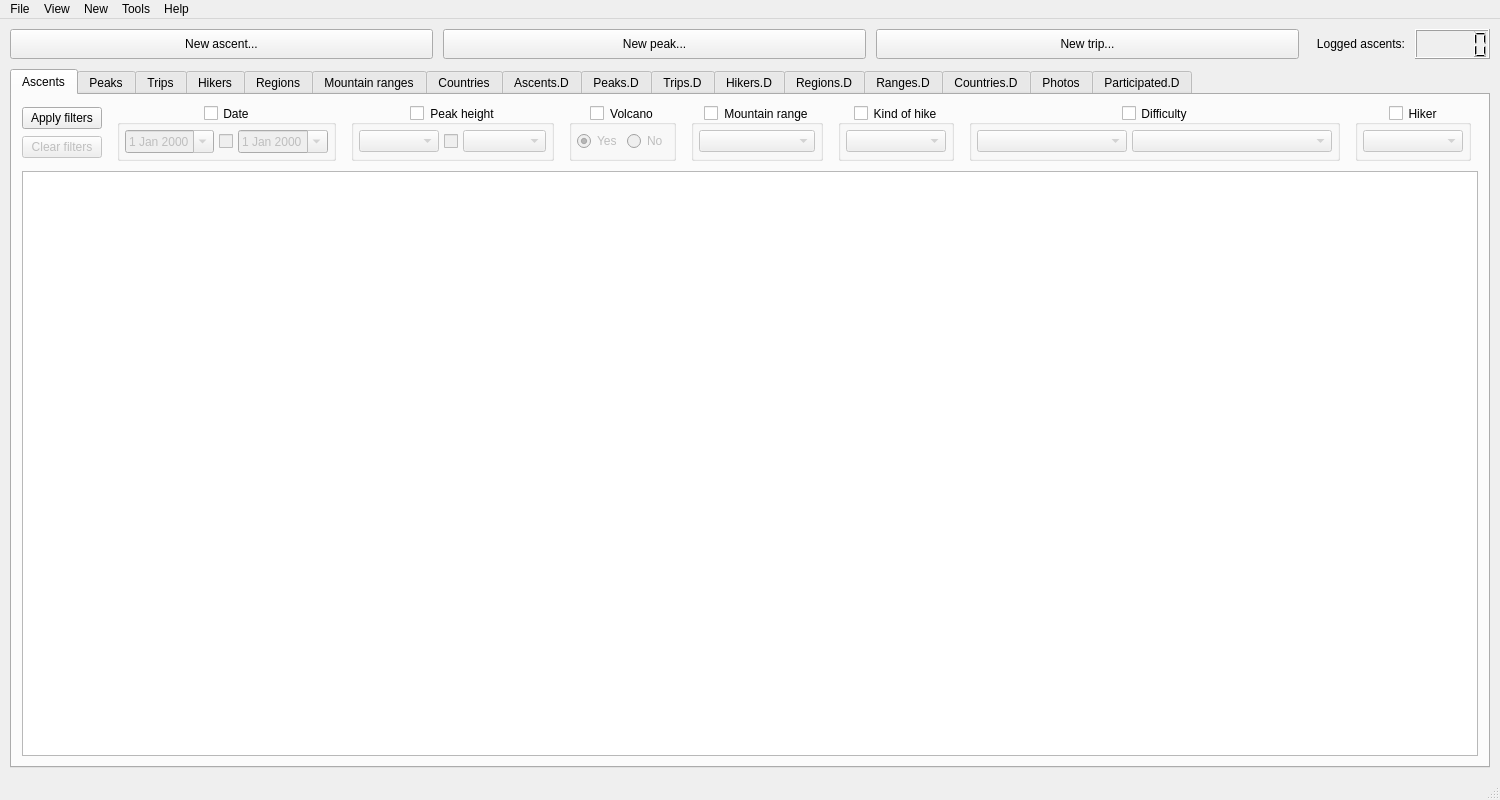
The window that src/ui/main_window.ui (svetter/pal) describes before a commit, drawn with Qt 5.
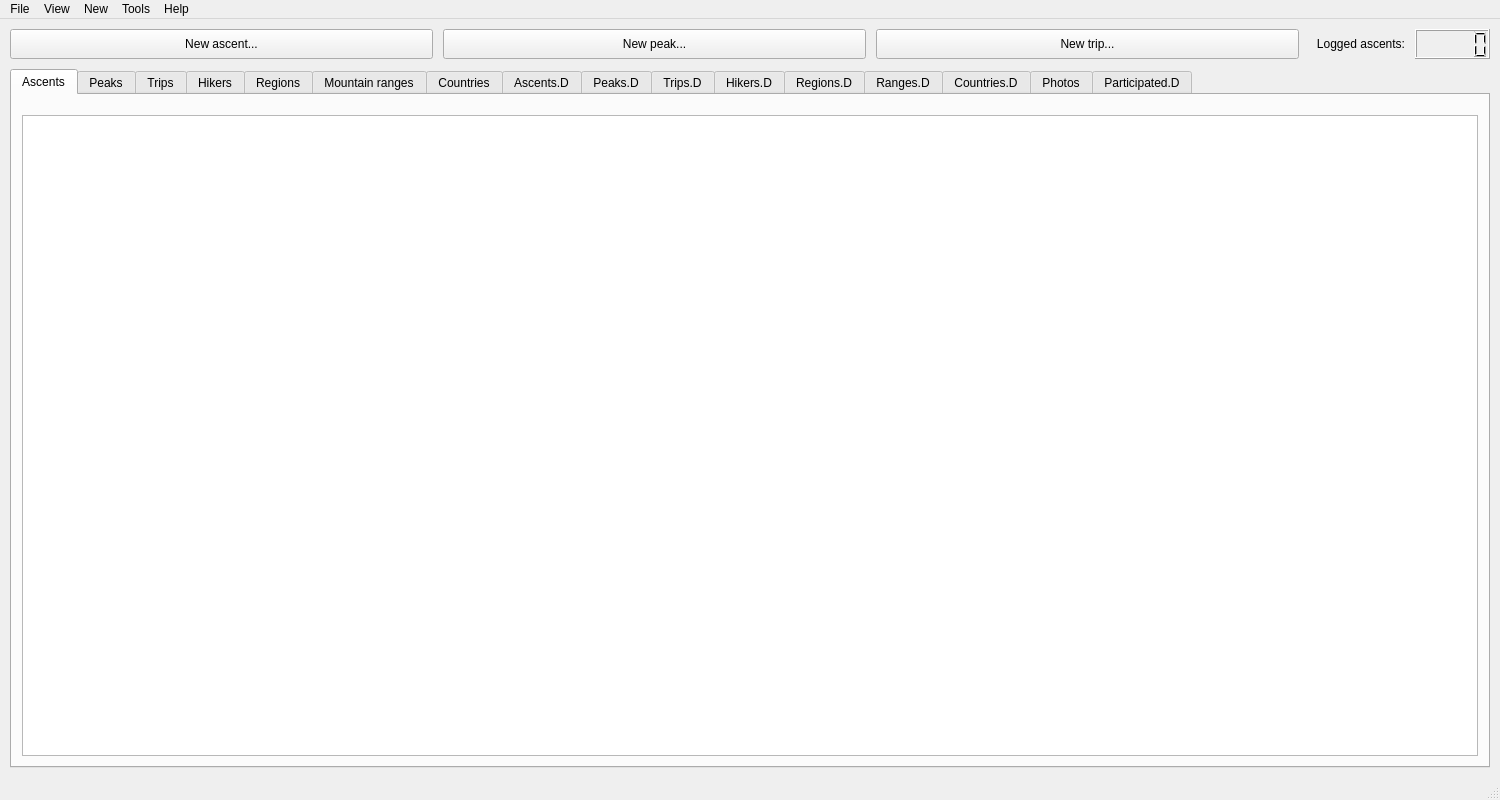
The same window after the commit. Icons and pictures are not drawn. Custom widgets are drawn as their Qt base class.

Commit message:
WIP: Separating filter bar into separate widget with own UI, header and code files
Current status: Builds but doesn't run (crashes before main window launches)

Patch:
```diff
--- a/src/ui/main_window.ui
+++ b/src/ui/main_window.ui
@@ -206,489 +206,7 @@
            <number>10</number>
           </property>
           <item>
-           <widget class="QWidget" name="filtersLayoutWidget" native="true">
-            <layout class="QHBoxLayout" name="ascentsFilterLayout">
-             <property name="spacing">
-              <number>15</number>
-             </property>
-             <property name="leftMargin">
-              <number>0</number>
-             </property>
-             <property name="topMargin">
-              <number>0</number>
-             </property>
-             <property name="rightMargin">
-              <number>0</number>
-             </property>
-             <property name="bottomMargin">
-              <number>0</number>
-             </property>
-             <item>
-              <layout class="QVBoxLayout" name="filterControlButtonsLayout">
-               <property name="spacing">
-                <number>5</number>
-               </property>
-               <item>
-                <widget class="QPushButton" name="applyFiltersButton">
-                 <property name="text">
-                  <string>Apply filters</string>
-                 </property>
-                </widget>
-               </item>
-               <item>
-                <widget class="QPushButton" name="clearFiltersButton">
-                 <property name="enabled">
-                  <bool>false</bool>
-                 </property>
-                 <property name="text">
-                  <string>Clear filters</string>
-                 </property>
-                </widget>
-               </item>
-              </layout>
-             </item>
-             <item>
-              <widget class="QGroupBox" name="dateFilterBox">
-               <property name="title">
-                <string>Date</string>
-               </property>
-               <property name="alignment">
-                <set>Qt::AlignCenter</set>
-               </property>
-               <property name="checkable">
-                <bool>true</bool>
-               </property>
-               <property name="checked">
-                <bool>false</bool>
-               </property>
-               <layout class="QHBoxLayout" name="dateFilterBoxLayout">
-                <property name="spacing">
-                 <number>5</number>
-                </property>
-                <property name="leftMargin">
-                 <number>5</number>
-                </property>
-                <property name="topMargin">
-                 <number>5</number>
-                </property>
-                <property name="rightMargin">
-                 <number>5</number>
-                </property>
-                <property name="bottomMargin">
-                 <number>5</number>
-                </property>
-                <item>
-                 <widget class="QDateEdit" name="dateFilterMinWidget">
-                  <property name="minimumSize">
-                   <size>
-                    <width>80</width>
-                    <height>0</height>
-                   </size>
-                  </property>
-                  <property name="calendarPopup">
-                   <bool>true</bool>
-                  </property>
-                 </widget>
-                </item>
-                <item>
-                 <widget class="QCheckBox" name="dateFilterMaxCheckbox"/>
-                </item>
-                <item>
-                 <widget class="QDateEdit" name="dateFilterMaxWidget">
-                  <property name="minimumSize">
-                   <size>
-                    <width>80</width>
-                    <height>0</height>
-                   </size>
-                  </property>
-                  <property name="calendarPopup">
-                   <bool>true</bool>
-                  </property>
-                 </widget>
-                </item>
-               </layout>
-              </widget>
-             </item>
-             <item>
-              <widget class="QGroupBox" name="peakHeightFilterBox">
-               <property name="title">
-                <string>Peak height</string>
-               </property>
-               <property name="alignment">
-                <set>Qt::AlignCenter</set>
-               </property>
-               <property name="checkable">
-                <bool>true</bool>
-               </property>
-               <property name="checked">
-                <bool>false</bool>
-               </property>
-               <layout class="QHBoxLayout" name="peakHeightFilterBoxLayout">
-                <property name="spacing">
-                 <number>5</number>
-                </property>
-                <property name="leftMargin">
-                 <number>5</number>
-                </property>
-                <property name="topMargin">
-                 <number>5</number>
-                </property>
-                <property name="rightMargin">
-                 <number>5</number>
-                </property>
-                <property name="bottomMargin">
-                 <number>5</number>
-                </property>
-                <item>
-                 <widget class="QComboBox" name="peakHeightFilterMinCombo">
-                  <property name="placeholderText">
-                   <string>Minimum</string>
-                  </property>
-                  <item>
-                   <property name="text">
-                    <string notr="true">&lt;1000</string>
-                   </property>
-                  </item>
-                  <item>
-                   <property name="text">
-                    <string notr="true">1000</string>
-                   </property>
-                  </item>
-                  <item>
-                   <property name="text">
-                    <string notr="true">2000</string>
-                   </property>
-                  </item>
-                  <item>
-                   <property name="text">
-                    <string notr="true">3000</string>
-                   </property>
-                  </item>
-                  <item>
-                   <property name="text">
-                    <string notr="true">4000</string>
-                   </property>
-                  </item>
-                  <item>
-                   <property name="text">
-                    <string notr="true">5000</string>
-                   </property>
-                  </item>
-                  <item>
-                   <property name="text">
-                    <string notr="true">6000</string>
-                   </property>
-                  </item>
-                  <item>
-                   <property name="text">
-                    <string notr="true">7000</string>
-                   </property>
-                  </item>
-                  <item>
-                   <property name="text">
-                    <string notr="true">8000</string>
-                   </property>
-                  </item>
-                 </widget>
-                </item>
-                <item>
-                 <widget class="QCheckBox" name="peakHeightFilterMaxCheckbox"/>
-                </item>
-                <item>
-                 <widget class="QComboBox" name="peakHeightFilterMaxCombo">
-                  <property name="placeholderText">
-                   <string>Maximum</string>
-                  </property>
-                  <item>
-                   <property name="text">
-                    <string notr="true">999</string>
-                   </property>
-                  </item>
-                  <item>
-                   <property name="text">
-                    <string notr="true">1999</string>
-                   </property>
-                  </item>
-                  <item>
-                   <property name="text">
-                    <string notr="true">2999</string>
-                   </property>
-                  </item>
-                  <item>
-                   <property name="text">
-                    <string notr="true">3999</string>
-                   </property>
-                  </item>
-                  <item>
-                   <property name="text">
-                    <string notr="true">4999</string>
-                   </property>
-                  </item>
-                  <item>
-                   <property name="text">
-                    <string notr="true">5999</string>
-                   </property>
-                  </item>
-                  <item>
-                   <property name="text">
-                    <string notr="true">6999</string>
-                   </property>
-                  </item>
-                  <item>
-                   <property name="text">
-                    <string notr="true">7999</string>
-                   </property>
-                  </item>
-                  <item>
-                   <property name="text">
-                    <string notr="true">8999</string>
-                   </property>
-                  </item>
-                 </widget>
-                </item>
-               </layout>
-              </widget>
-             </item>
-             <item>
-              <widget class="QGroupBox" name="volcanoFilterBox">
-               <property name="title">
-                <string>Volcano</string>
-               </property>
-               <property name="alignment">
-                <set>Qt::AlignCenter</set>
-               </property>
-               <property name="checkable">
-                <bool>true</bool>
-               </property>
-               <property name="checked">
-                <bool>false</bool>
-               </property>
-               <layout class="QHBoxLayout" name="volcanoFilterBoxLayout">
-                <property name="spacing">
-                 <number>5</number>
-                </property>
-                <property name="leftMargin">
-                 <number>5</number>
-                </property>
-                <property name="topMargin">
-                 <number>5</number>
-                </property>
-                <property name="rightMargin">
-                 <number>5</number>
-                </property>
-                <property name="bottomMargin">
-                 <number>5</number>
-                </property>
-                <item>
-                 <widget class="QRadioButton" name="volcanoFilterYesRadio">
-                  <property name="text">
-                   <string>Yes</string>
-                  </property>
-                  <property name="checked">
-                   <bool>true</bool>
-                  </property>
-                 </widget>
-                </item>
-                <item>
-                 <widget class="QRadioButton" name="volcanoFilterNoRadio">
-                  <property name="text">
-                   <string>No</string>
-                  </property>
-                 </widget>
-                </item>
-               </layout>
-              </widget>
-             </item>
-             <item>
-              <widget class="QGroupBox" name="rangeFilterBox">
-               <property name="title">
-                <string>Mountain range</string>
-               </property>
-               <property name="alignment">
-                <set>Qt::AlignCenter</set>
-               </property>
-               <property name="checkable">
-                <bool>true</bool>
-               </property>
-               <property name="checked">
-                <bool>false</bool>
-               </property>
-               <layout class="QHBoxLayout" name="rangeFilterBoxLayout">
-                <property name="spacing">
-                 <number>5</number>
-                </property>
-                <property name="leftMargin">
-                 <number>5</number>
-                </property>
-                <property name="topMargin">
-                 <number>5</number>
-                </property>
-                <property name="rightMargin">
-                 <number>5</number>
-                </property>
-                <property name="bottomMargin">
-                 <number>5</number>
-                </property>
-                <item>
-                 <widget class="QComboBox" name="rangeFilterCombo">
-                  <property name="minimumSize">
-                   <size>
-                    <width>100</width>
-                    <height>0</height>
-                   </size>
-                  </property>
-                 </widget>
-                </item>
-               </layout>
-              </widget>
-             </item>
-             <item>
-              <widget class="QGroupBox" name="hikeKindFilterBox">
-               <property name="title">
-                <string>Kind of hike</string>
-               </property>
-               <property name="alignment">
-                <set>Qt::AlignCenter</set>
-               </property>
-               <property name="checkable">
-                <bool>true</bool>
-               </property>
-               <property name="checked">
-                <bool>false</bool>
-               </property>
-               <layout class="QHBoxLayout" name="hikeKindFilterBoxLayout">
-                <property name="spacing">
-                 <number>5</number>
-                </property>
-                <property name="leftMargin">
-                 <number>5</number>
-                </property>
-                <property name="topMargin">
-                 <number>5</number>
-                </property>
-                <property name="rightMargin">
-                 <number>5</number>
-                </property>
-                <property name="bottomMargin">
-                 <number>5</number>
-                </property>
-                <item>
-                 <widget class="QComboBox" name="hikeKindFilterCombo">
-                  <property name="minimumSize">
-                   <size>
-                    <width>100</width>
-                    <height>0</height>
-                   </size>
-                  </property>
-                 </widget>
-                </item>
-               </layout>
-              </widget>
-             </item>
-             <item>
-              <widget class="QGroupBox" name="difficultyFilterBox">
-               <property name="title">
-                <string>Difficulty</string>
-               </property>
-               <property name="alignment">
-                <set>Qt::AlignCenter</set>
-               </property>
-               <property name="checkable">
-                <bool>true</bool>
-               </property>
-               <property name="checked">
-                <bool>false</bool>
-               </property>
-               <layout class="QHBoxLayout" name="difficultyFilterBoxLayout">
-                <property name="spacing">
-                 <number>5</number>
-                </property>
-                <property name="leftMargin">
-                 <number>5</number>
-                </property>
-                <property name="topMargin">
-                 <number>5</number>
-                </property>
-                <property name="rightMargin">
-                 <number>5</number>
-                </property>
-                <property name="bottomMargin">
-                 <number>5</number>
-                </property>
-                <item>
-                 <widget class="QComboBox" name="difficultyFilterSystemCombo">
-                  <property name="minimumSize">
-                   <size>
-                    <width>150</width>
-                    <height>0</height>
-                   </size>
-                  </property>
-                 </widget>
-                </item>
-                <item>
-                 <widget class="QComboBox" name="difficultyFilterGradeCombo">
-                  <property name="minimumSize">
-                   <size>
-                    <width>200</width>
-                    <height>0</height>
-                   </size>
-                  </property>
-                 </widget>
-                </item>
-               </layout>
-              </widget>
-             </item>
-             <item>
-              <widget class="QGroupBox" name="hikerFilterBox">
-               <property name="title">
-                <string>Hiker</string>
-               </property>
-               <property name="alignment">
-                <set>Qt::AlignCenter</set>
-               </property>
-               <property name="checkable">
-                <bool>true</bool>
-               </property>
-               <property name="checked">
-                <bool>false</bool>
-               </property>
-               <layout class="QHBoxLayout" name="hikerFilterBoxLayout">
-                <property name="spacing">
-                 <number>5</number>
-                </property>
-                <property name="leftMargin">
-                 <number>5</number>
-                </property>
-                <property name="topMargin">
-                 <number>5</number>
-                </property>
-                <property name="rightMargin">
-                 <number>5</number>
-                </property>
-                <property name="bottomMargin">
-                 <number>5</number>
-                </property>
-                <item>
-                 <widget class="QComboBox" name="hikerFilterCombo">
-                  <property name="minimumSize">
-                   <size>
-                    <width>100</width>
-                    <height>0</height>
-                   </size>
-                  </property>
-                 </widget>
-                </item>
-               </layout>
-              </widget>
-             </item>
-             <item>
-              <spacer name="filtersSpacer">
-               <property name="orientation">
-                <enum>Qt::Horizontal</enum>
-               </property>
-              </spacer>
-             </item>
-            </layout>
+           <widget class="AscentFilterBar" name="ascentFilterBar" native="true">
            </widget>
           </item>
           <item>
@@ -1722,5 +1240,13 @@
    </property>
   </action>
  </widget>
+ <customwidgets>
+  <customwidget>
+   <class>AscentFilterBar</class>
+   <extends>QWidget</extends>
+   <header>../PAL/src/main/ascent_filter_bar.h</header>
+   <container>1</container>
+  </customwidget>
+ </customwidgets>
  <connections/>
 </ui>
```
The commit also changes 6 other files.
